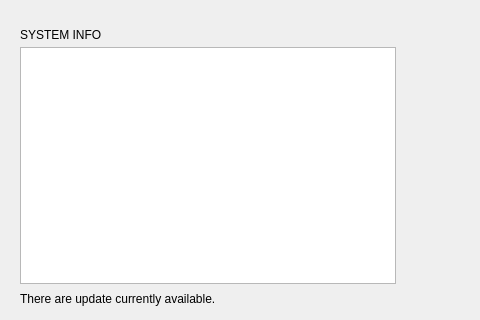
Above: stacer/Pages/Dashboard/dashboard_page.ui from oguzhaninan/Stacer before the change; both pictures show x 0 to 480 and y 263 to 583 of the 811 by 583 pixel window. Below: the same form after it.
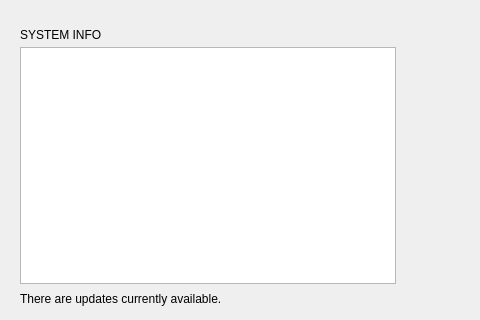
That is the form after the change.

Diff of the .ui file:
```diff
--- a/stacer/Pages/Dashboard/dashboard_page.ui
+++ b/stacer/Pages/Dashboard/dashboard_page.ui
@@ -227,7 +227,7 @@
       <item alignment="Qt::AlignLeft|Qt::AlignVCenter">
        <widget class="QLabel" name="lblUpdateBarText">
         <property name="text">
-         <string>There are update currently available.</string>
+         <string>There are updates currently available.</string>
         </property>
        </widget>
       </item>
```
